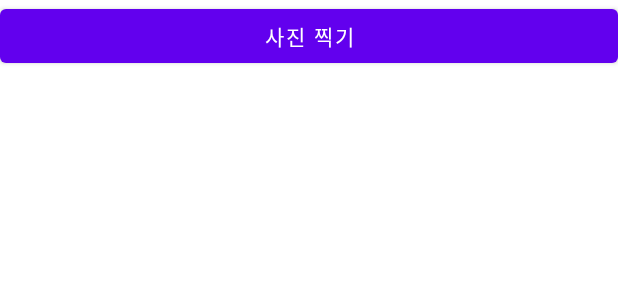
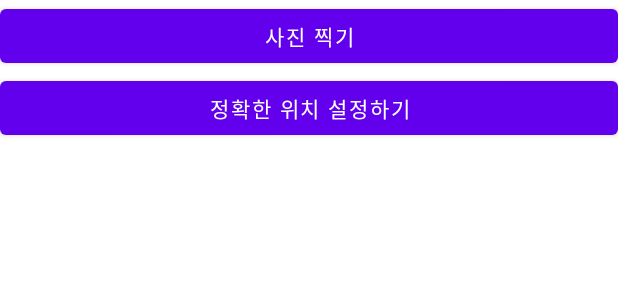
Before and after one commit to Baekbanjang/DogStreet, an Android app: the layout take_picture.xml on its own in the app's theme, with its tools: preview values and no code run, on a phone screen of 412 x 824 dp. Shown: the top 300 px of the screen. Run offline under Robolectric (Android 15) with nearby library versions, the phone set to English and light mode, and no system bars.

Commit message:
사진 찍기 화면, 기능

```diff
--- a/app/src/main/java/com/example/firebase/take_picture.java
+++ b/app/src/main/java/com/example/firebase/take_picture.java
@@ -45,6 +45,7 @@ public class take_picture extends AppCompatActivity {
         setContentView(R.layout.take_picture);
 
         Button take_photo = (Button) findViewById(R.id.take_photo);
+        Button location = (Button)findViewById(R.id.location);
         mStorageRef = FirebaseStorage.getInstance().getReference();
         fusedLocationClient = LocationServices.getFusedLocationProviderClient(this);
         FirebaseUser user = FirebaseAuth.getInstance().getCurrentUser();
@@ -87,6 +88,13 @@ public class take_picture extends AppCompatActivity {
                                 }
                             }
                         });
+            }
+        });
+        location.setOnClickListener(new View.OnClickListener() {
+            @Override
+            public void onClick(View v) {
+                Intent intent = new Intent(take_picture.this, exact_location.class);
+                startActivity(intent);
             }
         });
     }
@@ -132,4 +140,5 @@ public class take_picture extends AppCompatActivity {
                     });
         }
     }
+
 }
--- a/app/src/main/res/layout/take_picture.xml
+++ b/app/src/main/res/layout/take_picture.xml
@@ -6,9 +6,23 @@ android:layout_width="match_parent"
 android:layout_height="match_parent"
 tools:context=".take_picture">
 
-    <Button
-        android:id="@+id/take_photo"
+    <LinearLayout
         android:layout_width="match_parent"
-        android:layout_height="wrap_content"
-        android:text="사진 찍기" />
+        android:layout_height="match_parent"
+        android:orientation="vertical">
+
+        <Button
+            android:id="@+id/take_photo"
+            android:layout_width="match_parent"
+            android:layout_height="wrap_content"
+            android:text="사진 찍기" />
+
+        <Button
+            android:id="@+id/location"
+            android:layout_width="match_parent"
+            android:layout_height="wrap_content"
+            android:onClick="onClick"
+            android:text="정확한 위치 설정하기" />
+    </LinearLayout>
+
 </RelativeLayout>
```
